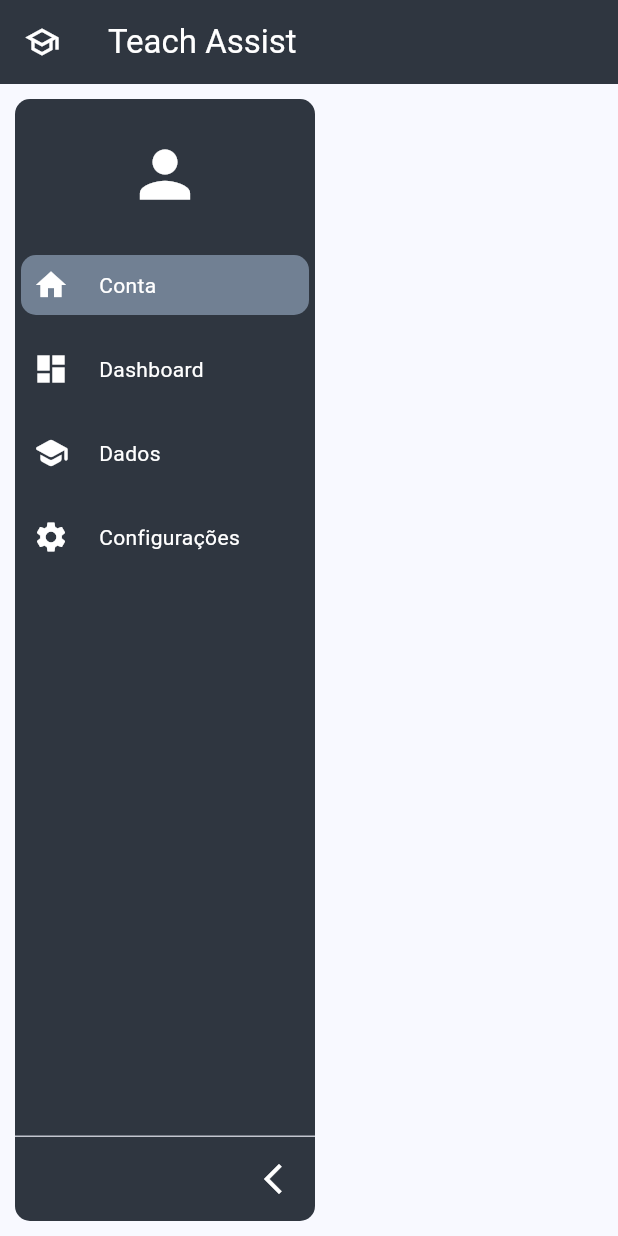
After one commit to G1-TeachAssist/TeachAssistWeb, a Flutter app: the HomePage screen opened by its route, on a phone screen of 412 x 824 dp. The commit adds this screen. Run offline on Flutter 3.47's test engine with Material 3 defaults, Android fonts, the phone set to English and light mode, and no system bars; drawn by our look-alikes of sidebarx.

Commit message:
Adicionado sidebar ao site para estar presente em todas as páginas

```diff
--- /dev/null
+++ b/teach_assist_web/lib/components/sidebar_component.dart
@@ -0,0 +1,98 @@
+import 'package:flutter/cupertino.dart';
+import 'package:flutter/material.dart';
+import 'package:flutter/widgets.dart';
+import 'package:sidebarx/sidebarx.dart';
+
+class Sidebar extends StatelessWidget {
+  final SidebarXController controller;
+
+  const Sidebar({super.key, required this.controller});
+
+  @override
+  Widget build(BuildContext context) {
+    return SidebarX(
+      controller: controller,
+      theme: SidebarXTheme(
+        margin: const EdgeInsets.all(10),
+        decoration: BoxDecoration(
+          color: const Color(0xFF2f3640),
+          borderRadius: BorderRadius.circular(10),
+        ),
+        selectedTextStyle: const TextStyle(
+          color: Colors.white,
+        ),
+        textStyle: const TextStyle(
+          color: Colors.white,
+        ),
+        hoverTextStyle: const TextStyle(
+          color: Color(0xFF487eb0),
+        ),
+        iconTheme: const IconThemeData(
+          color: Colors.white,
+        ),
+        hoverIconTheme: const IconThemeData(
+          color: Color(0xFF487eb0),
+        ),
+        selectedIconTheme: const IconThemeData(
+          color: Colors.white,
+        ),
+        itemTextPadding: const EdgeInsets.only(
+          left: 20,
+        ),
+        selectedItemTextPadding: const EdgeInsets.only(
+          left: 20,
+        ),
+        selectedItemDecoration: BoxDecoration(
+          borderRadius: BorderRadius.circular(10),
+          boxShadow: const [
+            BoxShadow(
+              color: Color(0xFF718093),
+            ),
+          ],
+        ),
+      ),
+      extendedTheme: const SidebarXTheme(
+        width: 200,
+        margin: EdgeInsets.all(10),
+      ),
+      footerDivider: const Divider(
+        height: 1,
+      ),
+      headerBuilder: (context, extended) {
+        return const SizedBox(
+          height: 100,
+          child: Padding(
+            padding: EdgeInsets.all(10),
+            child: Icon(
+              Icons.person,
+              size: 50,
+              color: Colors.white,
+            ),
+          ),
+        );
+      },
+      items: [
+        SidebarXItem(
+          icon: Icons.home,
+          label: 'Conta',
+          onTap: () {},
+        ),
+        SidebarXItem(
+          icon: Icons.dashboard,
+          label: 'Dashboard',
+          onTap: () {},
+        ),
+        SidebarXItem(
+          icon: Icons.school_rounded,
+          label: 'Dados',
+          onTap: () {},
+        ),
+        SidebarXItem(
+          icon: Icons.settings,
+          label: 'Configurações',
+          onTap: () {},
+        )
+      ],
+    );
+  }
+}
--- a/teach_assist_web/lib/main.dart
+++ b/teach_assist_web/lib/main.dart
@@ -1,4 +1,5 @@
 import 'package:flutter/material.dart';
+import 'package:teach_assist_web/views/home_page.dart';
 import 'package:teach_assist_web/views/login_page.dart';
 
 void main() {
@@ -20,6 +21,7 @@ class MyApp extends StatelessWidget {
       initialRoute: '/login',
       routes: {
         '/login':(context) => const LoginPage(),
+        '/home':(context) => const HomePage(),
       },
     );
   }
--- /dev/null
+++ b/teach_assist_web/lib/views/home_page.dart
@@ -0,0 +1,30 @@
+import 'package:flutter/material.dart';
+import 'package:sidebarx/sidebarx.dart';
+import 'package:teach_assist_web/components/app_bar_component.dart';
+import 'package:teach_assist_web/components/sidebar_component.dart';
+
+class HomePage extends StatefulWidget {
+  const HomePage({super.key});
+
+  @override
+  State<HomePage> createState() => _HomePageState();
+}
+
+class _HomePageState extends State<HomePage> {
+
+  final SidebarXController _sidebarXController = SidebarXController(selectedIndex: 0, extended: true);
+
+  @override
+  Widget build(BuildContext context) {
+    return Scaffold(
+      appBar: appBar(
+        title: 'Teach Assist'
+      ),
+      body: Row(
+        children: [
+          Sidebar(controller: _sidebarXController),
+        ],
+      ),
+    );
+  }
+}
--- a/teach_assist_web/lib/views/login_page.dart
+++ b/teach_assist_web/lib/views/login_page.dart
@@ -73,7 +73,7 @@ class _LoginPageState extends State<LoginPage> {
                   buttonText: 'Entrar',
                   buttonFunction: (){
                     if(_formKey.currentState!.validate()){
-
+                      Navigator.of(context).pushNamed('/home');
                     }
                   }
                 )
--- a/teach_assist_web/pubspec.yaml
+++ b/teach_assist_web/pubspec.yaml
@@ -35,6 +35,7 @@ dependencies:
   # The following adds the Cupertino Icons font to your application.
   # Use with the CupertinoIcons class for iOS style icons.
   cupertino_icons: ^1.0.6
+  sidebarx: ^0.17.1
 
 dev_dependencies:
   flutter_test:
```
Also changed, not shown: teach_assist_web/pubspec.lock.
